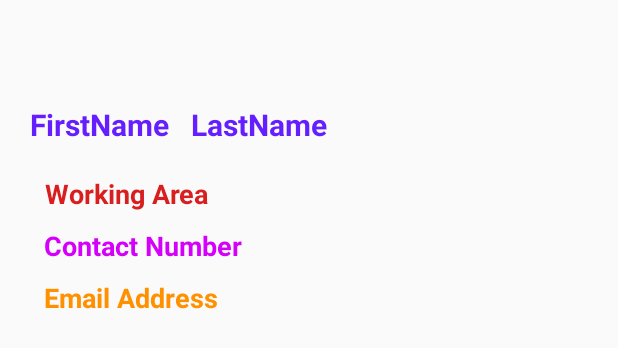
After one commit to ChemoAlpha/PatchHole, an Android app: the layout coadmin_list_layout.xml on its own in the app's theme, with its tools: preview values and no code run, on a phone screen of 412 x 824 dp. The commit adds this screen. Shown: the top 348 px of the screen. Run offline under Robolectric (Android 15) with nearby library versions, the light colour scheme and no system bars.

Commit message:
adminPanel,CoAdminAdapter,CoAdmin,activity_admin_panel,coadmin_list_layout files are added to the project

```diff
--- /dev/null
+++ b/app/src/main/res/layout/coadmin_list_layout.xml
@@ -0,0 +1,105 @@
+<?xml version="1.0" encoding="utf-8"?>
+<androidx.constraintlayout.widget.ConstraintLayout
+    xmlns:android="http://schemas.android.com/apk/res/android"
+    xmlns:app="http://schemas.android.com/apk/res-auto"
+    xmlns:tools="http://schemas.android.com/tools"
+    android:layout_width="match_parent"
+    android:layout_height="wrap_content">
+
+
+    <TextView
+        android:id="@+id/CoAdminFirstName"
+        android:layout_width="wrap_content"
+        android:layout_height="wrap_content"
+        android:layout_marginStart="10dp"
+        android:layout_marginTop="5dp"
+        android:layout_marginEnd="290dp"
+        android:layout_marginBottom="60dp"
+        android:text="FirstName"
+        android:textAlignment="viewStart"
+        android:textColor="#651FFF"
+        android:textSize="20sp"
+        android:textStyle="bold"
+        app:layout_constraintBottom_toBottomOf="parent"
+        app:layout_constraintEnd_toEndOf="parent"
+        app:layout_constraintStart_toStartOf="parent"
+        app:layout_constraintTop_toTopOf="parent" />
+
+    <TextView
+        android:id="@+id/CoAdminLastName"
+        android:layout_width="wrap_content"
+        android:layout_height="wrap_content"
+        android:layout_marginStart="10dp"
+        android:layout_marginTop="5dp"
+        android:layout_marginEnd="190dp"
+        android:layout_marginBottom="60dp"
+        android:text="LastName"
+        android:textAlignment="viewStart"
+        android:textColor="#651FFF"
+        android:textSize="20sp"
+        android:textStyle="bold"
+        app:layout_constraintBottom_toBottomOf="parent"
+        app:layout_constraintEnd_toEndOf="parent"
+        app:layout_constraintStart_toEndOf="@+id/CoAdminFirstName"
+        app:layout_constraintTop_toTopOf="parent" />
+
+    <TextView
+        android:id="@+id/CoAdminTaluka"
+        android:layout_width="wrap_content"
+        android:layout_height="wrap_content"
+        android:layout_marginStart="30dp"
+        android:layout_marginTop="20dp"
+        android:layout_marginEnd="300dp"
+        android:layout_marginBottom="50dp"
+        android:text="Working Area"
+        android:textAlignment="viewStart"
+        android:textColor="#D81E1E"
+        android:textSize="18sp"
+        android:textStyle="bold"
+        app:layout_constraintBottom_toBottomOf="parent"
+        app:layout_constraintEnd_toEndOf="parent"
+        app:layout_constraintHorizontal_bias="0.02"
+        app:layout_constraintStart_toStartOf="parent"
+        app:layout_constraintTop_toBottomOf="@+id/CoAdminFirstName"
+        app:layout_constraintVertical_bias="0.0" />
+
+    <TextView
+        android:id="@+id/CoAdminMobileNumber"
+        android:layout_width="wrap_content"
+        android:layout_height="wrap_content"
+        android:layout_marginStart="30dp"
+        android:layout_marginTop="10dp"
+        android:layout_marginEnd="300dp"
+        android:layout_marginBottom="10dp"
+        android:text="Contact Number"
+        android:textAlignment="viewStart"
+        android:textColor="#D500F9"
+        android:textSize="18sp"
+        android:textStyle="bold"
+        app:layout_constraintBottom_toBottomOf="parent"
+        app:layout_constraintEnd_toEndOf="parent"
+        app:layout_constraintHorizontal_bias="0.018"
+        app:layout_constraintStart_toStartOf="parent"
+        app:layout_constraintTop_toBottomOf="@+id/CoAdminTaluka"
+        app:layout_constraintVertical_bias="0.0" />
+
+    <TextView
+        android:id="@+id/CoAdminEmail"
+        android:layout_width="wrap_content"
+        android:layout_height="wrap_content"
+        android:layout_marginStart="30dp"
+        android:layout_marginTop="10dp"
+        android:layout_marginEnd="300dp"
+        android:layout_marginBottom="10dp"
+        android:text="Email Address"
+        android:textAlignment="viewStart"
+        android:textColor="#FF9100"
+        android:textSize="18sp"
+        android:textStyle="bold"
+        app:layout_constraintBottom_toBottomOf="parent"
+        app:layout_constraintEnd_toEndOf="parent"
+        app:layout_constraintHorizontal_bias="0.027"
+        app:layout_constraintStart_toStartOf="parent"
+        app:layout_constraintTop_toBottomOf="@+id/CoAdminMobileNumber"
+        app:layout_constraintVertical_bias="0.0" />
+</androidx.constraintlayout.widget.ConstraintLayout>
--- a/app/src/main/res/menu/nav_menu.xml
+++ b/app/src/main/res/menu/nav_menu.xml
@@ -22,6 +22,9 @@
             android:id="@+id/nav_about"
             android:icon="@drawable/ic_friends"
             android:title="About"/>
+        <item android:id="@+id/admin_panel"
+            android:icon="@drawable/ic_map"
+            android:title="Admin Panel" />
     </group>
 
 
```
Also changed, not shown: app/build.gradle (+8 -2 lines), app/src/main/AndroidManifest.xml (+4 -3 lines), app/src/main/java/com/example/patchhole/Adapter/CoAdminAdapter.kt (added, +72 -0 lines), app/src/main/java/com/example/patchhole/CoAdmin.kt (added, +10 -0 lines), app/src/main/java/com/example/patchhole/DashBoard_user.kt (+14 -0 lines), app/src/main/java/com/example/patchhole/MapsFragment.kt (+9 -3 lines), app/src/main/java/com/example/patchhole/adminPanel.kt (added, +153 -0 lines), app/src/main/res/drawable/ic_baseline_refresh_24.xml (added, +10 -0 lines), app/src/main/res/layout/activity_admin_panel.xml (added, +15 -0 lines), app/src/main/res/menu/main_menu.xml (added, +12 -0 lines).
